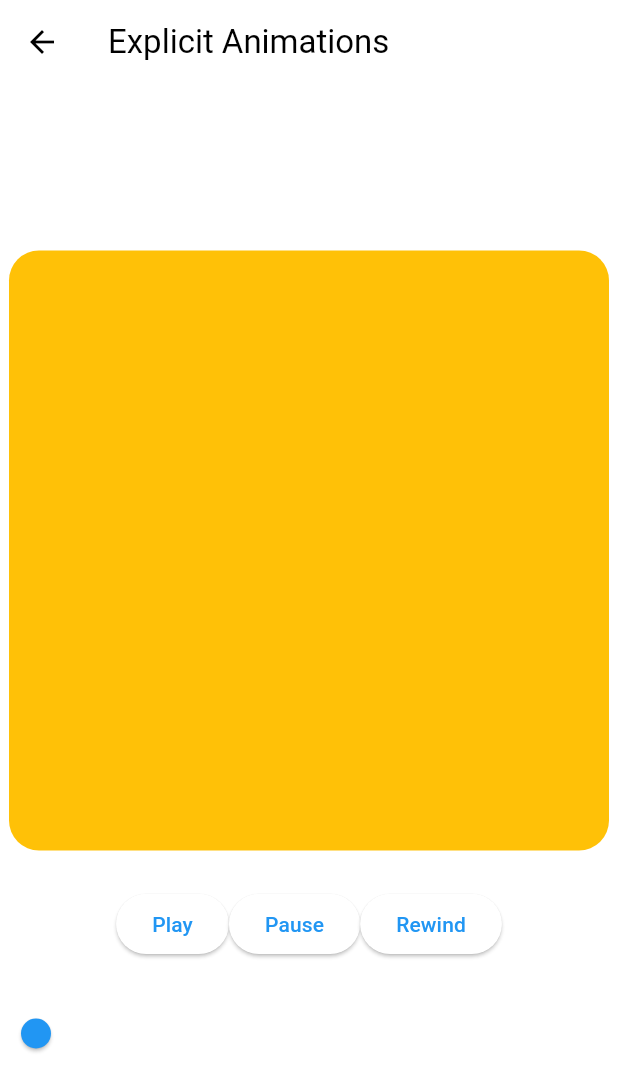
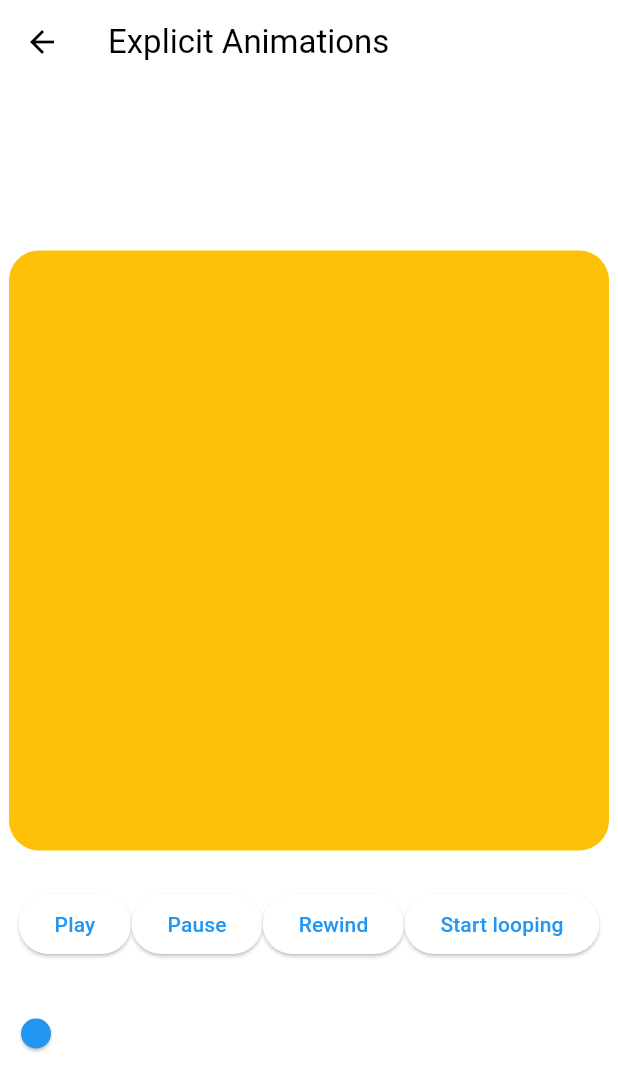
Before and after one commit to seedjin298/flutter_animations_masterclass, a Flutter app: the ExplicitAnimationsScreen screen opened directly, on a phone screen of 412 x 824 dp. Shown: the top 1091 px of the screen. Run offline on Flutter 3.47's test engine with Material 3 defaults, Android fonts, the light colour scheme and no system bars.

Commit message:
#2.8 AnimationStatus

```diff
--- a/lib/screens/explicit_animations_screen.dart
+++ b/lib/screens/explicit_animations_screen.dart
@@ -47,7 +47,7 @@ class _ExplicitAnimationsScreenState extends State<ExplicitAnimationsScreen>
   late final CurvedAnimation _curve = CurvedAnimation(
     parent: _animationController,
     curve: Curves.elasticOut,
-    reverseCurve: Curves.bounceIn,
+    reverseCurve: Curves.bounceOut,
   );
 
   void _play() {
@@ -67,6 +67,19 @@ class _ExplicitAnimationsScreenState extends State<ExplicitAnimationsScreen>
   void _onChanged(double value) {
     _range.value = 0;
     _animationController.value = value;
+  }
+
+  bool _looping = false;
+
+  void _toggleLooping() {
+    if (_looping) {
+      _animationController.stop();
+    } else {
+      _animationController.repeat(reverse: true);
+    }
+    setState(() {
+      _looping = !_looping;
+    });
   }
 
   @override
@@ -119,7 +132,13 @@ class _ExplicitAnimationsScreenState extends State<ExplicitAnimationsScreen>
                 ElevatedButton(
                   onPressed: _rewind,
                   child: const Text("Rewind"),
-                )
+                ),
+                ElevatedButton(
+                  onPressed: _toggleLooping,
+                  child: Text(
+                    _looping ? "Stop looping" : "Start looping",
+                  ),
+                ),
               ],
             ),
             SizedBox(
```
